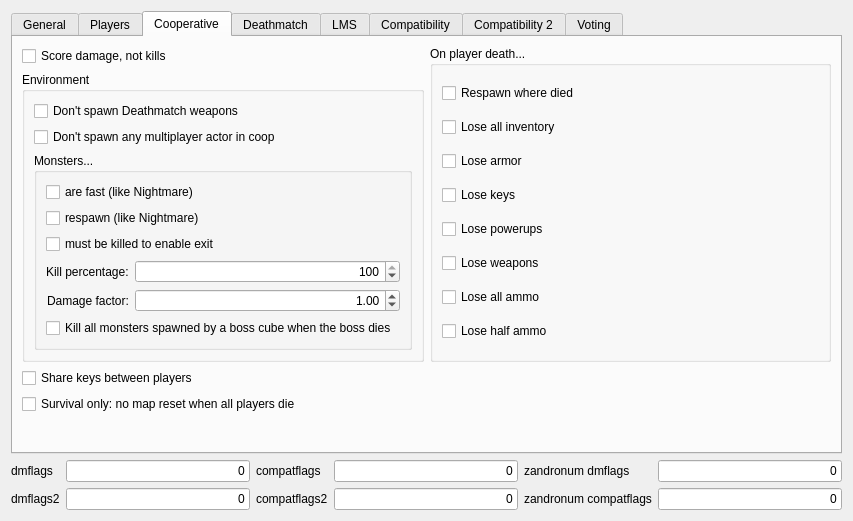
Old version of the form src/plugins/zandronum/createserverdialogpages/flagspage.ui in the repository Destroyerrrocket/doomseeker-unofficial.
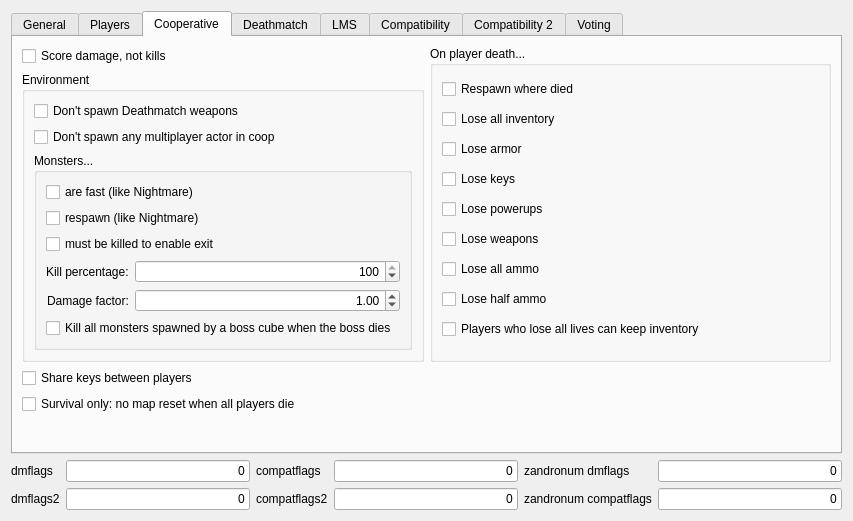
New version of the form. The open tabs and pages were chosen to show the change. Custom widgets are drawn as their Qt base class.

Patch:
```diff
--- a/src/plugins/zandronum/createserverdialogpages/flagspage.ui
+++ b/src/plugins/zandronum/createserverdialogpages/flagspage.ui
@@ -865,6 +865,16 @@
               </property>
              </widget>
             </item>
+            <item>
+             <widget class="QCheckBox" name="cbDeadPlayersCanKeepInventory">
+              <property name="toolTip">
+               <string>&lt;html&gt;&lt;head/&gt;&lt;body&gt;&lt;p&gt;Affects game modes where &amp;quot;max. lives&amp;quot; can be used. If set, players who become dead spectators (run out of lives) will still keep inventory in accordance to the &amp;quot;Lose *&amp;quot; flags above. If unset, players who lose all lives will always lose entire inventory.&lt;/p&gt;&lt;/body&gt;&lt;/html&gt;</string>
+              </property>
+              <property name="text">
+               <string>Players who lose all lives can keep inventory</string>
+              </property>
+             </widget>
+            </item>
            </layout>
           </widget>
          </item>
```
Left out of the diff: 138 changed lines with no effect on the pictures.
